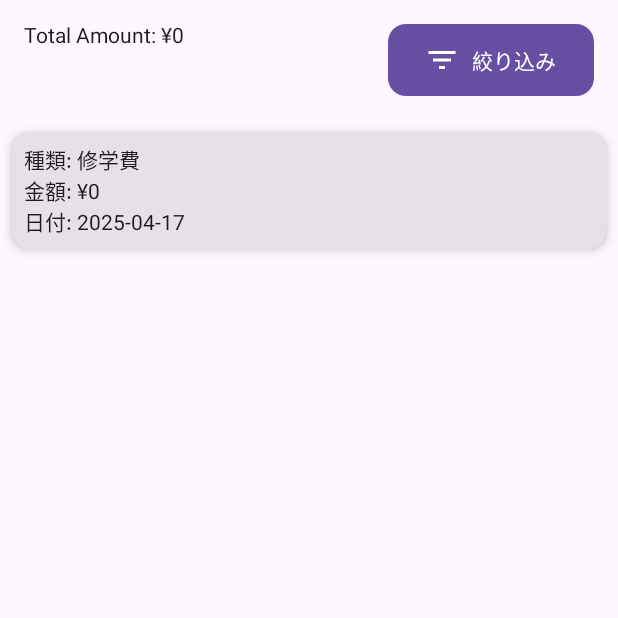
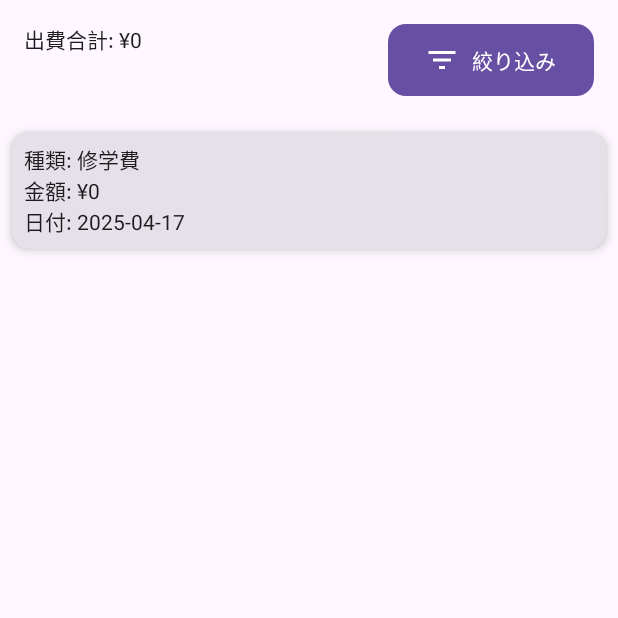
Before and after one commit to Nemukemo/DELDELRecord, an Android app built with Jetpack Compose: the ExpenseListScreen screen opened through its navigation route, on a phone screen of 412 x 824 dp, the top half of it. Run offline under Robolectric (Android 15) with nearby library versions, the phone set to English and light mode, and no system bars; our stand-ins replace Room's generated code, livedata-compose.

Commit message:
コメント文の追加 及びフロント関係のTODO追加

```diff
--- a/app/src/main/java/com/example/deldelrecord/ui/Screen/ExpenseListScreen.kt
+++ b/app/src/main/java/com/example/deldelrecord/ui/Screen/ExpenseListScreen.kt
@@ -25,24 +25,34 @@ fun ExpenseListScreen(
     navController: NavController,
     viewModel: ExpenseViewModel = viewModel()
 ) {
+    //LiveDataの状態を監視し、全出費データと、フィルター後のデータを取得
     val allExpenses by viewModel.allExpenses.observeAsState(emptyList())
     val filteredExpenses by viewModel.filteredExpenses.observeAsState()
 
+    //フィルターされた出費アがあればそれを使用し、なければ全出費データを使用
     val expenses = filteredExpenses ?: allExpenses
 
+    //各種ダイアログの表示状態をrememberで管理
     var showFilterDialog by remember { mutableStateOf(false) }
     var showAmountDialog by remember { mutableStateOf(false) }
     var showTypeDialog by remember { mutableStateOf(false) }
     var showDateDialog by remember { mutableStateOf(false) }
     var showDateRangeDialog by remember { mutableStateOf(false) }
 
+    /*レイアウトゾーン*/
+    //メインの横並びレイアウト
     Column(modifier = Modifier.fillMaxSize()) {
+        //上部の合計金額表示と表示絞り込みボタン
         Row(
             horizontalArrangement = Arrangement.SpaceBetween,
             modifier = Modifier.fillMaxWidth().padding(16.dp)
         ) {
+            //出費合計金額を計算して表示する
             val totalAmount = expenses.sumOf { it.amount }
-            Text("Total Amount: ¥$totalAmount")
+            Text("出費合計: ¥$totalAmount")
+
+            // 絞り込みボタン（フィルター用ダイアログを表示）
+
             Button(
                 onClick = { showFilterDialog = true },
                 colors = ButtonDefaults.buttonColors(containerColor = MaterialTheme.colorScheme.primary),
@@ -55,6 +65,7 @@ fun ExpenseListScreen(
             }
         }
 
+        //出費一覧を表示(LazyColumでリスト表示)
         LazyColumn(modifier = Modifier.fillMaxSize()) {
             items(expenses) { expense ->
                 Card(
@@ -73,24 +84,29 @@ fun ExpenseListScreen(
         }
     }
 
+    //フィルターオプションのメインダイアログ
     if (showFilterDialog) {
         AlertDialog(
             onDismissRequest = { showFilterDialog = false },
             title = { Text("絞り込み", color = Color.Black) },
             text = {
                 Column(modifier = Modifier.fillMaxWidth()) {
+                    //金額フィルターへの遷移
                     FilterCardOption("金額の上限／下限") {
                         showAmountDialog = true
                         showFilterDialog = false
                     }
+                    //出費種類フィルターへの遷移
                     FilterCardOption("出費の種類") {
                         showTypeDialog = true
                         showFilterDialog = false
                     }
+                    //日付フィルターへの遷移
                     FilterCardOption("日付") {
                         showDateDialog = true
                         showFilterDialog = false
                     }
+                    //日付範囲フィルターへの遷移
                     FilterCardOption("日付範囲") {
                         showDateRangeDialog = true
                         showFilterDialog = false
@@ -106,6 +122,7 @@ fun ExpenseListScreen(
         )
     }
 
+    //金額フィルターのダイアログ
     if (showAmountDialog) {
         var min by remember { mutableStateOf("") }
         var max by remember { mutableStateOf("") }
@@ -115,12 +132,14 @@ fun ExpenseListScreen(
             title = { Text("金額フィルター") },
             text = {
                 Column {
+                    //下限の金額入力
                     OutlinedTextField(
                         value = min,
                         onValueChange = { min = it },
                         label = { Text("下限") },
                         keyboardOptions = KeyboardOptions(keyboardType = KeyboardType.Number)
                     )
+                    //上限の金額入力
                     OutlinedTextField(
                         value = max,
                         onValueChange = { max = it },
@@ -130,6 +149,7 @@ fun ExpenseListScreen(
                 }
             },
             confirmButton = {
+                //適用ボタン(ViewModelのメソッドを呼び出す)
                 Button(
                     onClick = {
                         val lower = min.toIntOrNull() ?: 0
@@ -151,6 +171,7 @@ fun ExpenseListScreen(
         )
     }
 
+    //出費種類フィルターのダイアログ
     if (showTypeDialog) {
         val types = listOf("修学費", "食費", "娯楽費")
         val selected = remember { mutableStateListOf<String>() }
@@ -198,6 +219,7 @@ fun ExpenseListScreen(
         )
     }
 
+    // 単一日付によるフィルター用ダイアログ
     if (showDateDialog) {
         var year by remember { mutableStateOf("") }
         var month by remember { mutableStateOf("") }
@@ -241,6 +263,7 @@ fun ExpenseListScreen(
         )
     }
 
+    // 日付範囲によるフィルター用ダイアログ
     if (showDateRangeDialog) {
         var fromYear by remember { mutableStateOf("") }
         var fromMonth by remember { mutableStateOf("") }
@@ -291,6 +314,7 @@ fun ExpenseListScreen(
     }
 }
 
+// ダイアログ内の各オプション表示用カード（クリック可能）
 @Composable
 fun FilterCardOption(label: String, onClick: () -> Unit) {
     Card(
@@ -310,3 +334,8 @@ fun FilterCardOption(label: String, onClick: () -> Unit) {
 }
 
 //ToDo: 絞り込みのボタンの日付フィルター関連のボタンをDEMOであったカレンダーから選ぶデザインに変える
+//TODO；合計金額を中央上(ヘッダー下)に表示する
+//TODO：絞り込みボタンをFABにする
+//ToDO：ダイアログ表示方法をボタン押して遷移ではなく全てダイアログ上に表示されるようにする
+//TODO：日付関連をカレンダーに変更する(なのでカレンダーだけはボタン残しておく形にするもしくは一番上に表示する)
+//TODO：ダイアログ内にリセットボタンの追加
--- a/app/src/main/java/com/example/deldelrecord/ui/Screen/SettingsScreen.kt
+++ b/app/src/main/java/com/example/deldelrecord/ui/Screen/SettingsScreen.kt
@@ -55,3 +55,6 @@ fun SettingsScreen(
         }
     }
 }
+//TODO：トグルスイッチの実装
+//TODO；ライト/ダークのテーマ切り替えの実装
+//TODO：出費タイプの設定画面の作成
```
